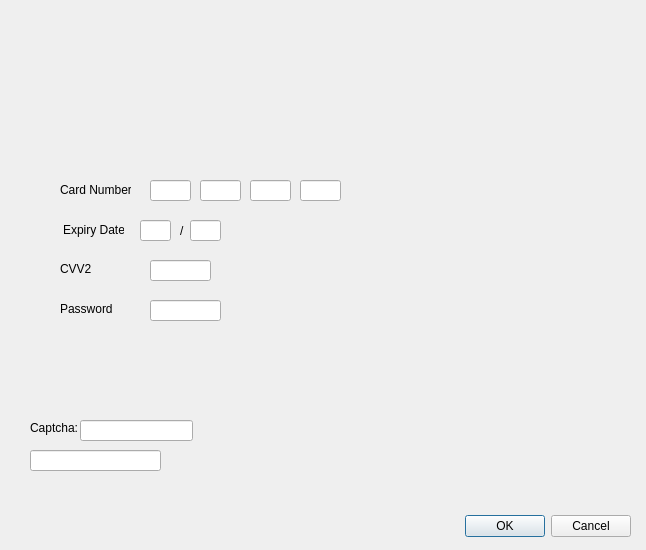
Before: the Qt Designer form AP/payment_gateway.ui in AP-projects-4001/Guys, drawn with Qt 5.
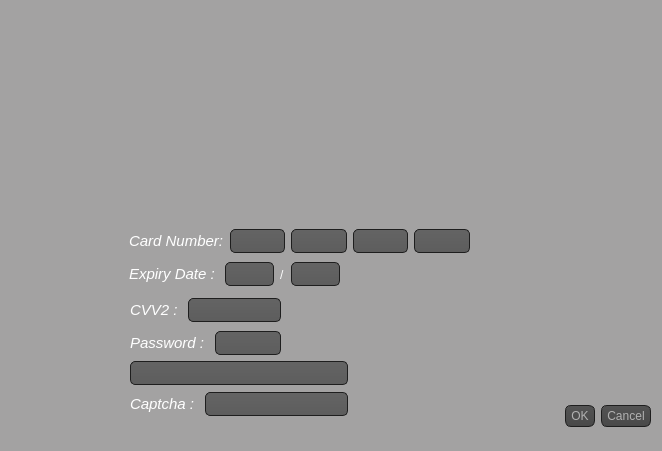
After: the same form once the commit is applied.

Diff of the .ui file:
```diff
--- a/AP/payment_gateway.ui
+++ b/AP/payment_gateway.ui
@@ -6,18 +6,81 @@
    <rect>
     <x>0</x>
     <y>0</y>
-    <width>646</width>
-    <height>550</height>
+    <width>662</width>
+    <height>451</height>
    </rect>
   </property>
   <property name="windowTitle">
    <string>Dialog</string>
   </property>
+  <property name="styleSheet">
+   <string notr="true">QDialog
+{
+background-color: #a3a2a2;
+}
+QPushButton:hover
+{
+    background-color: QLinearGradient( x1: 0, y1: 0, x2: 0, y2: 1, stop: 0 #565656, stop: 0.1 #525252, stop: 0.5 #4e4e4e, stop: 0.9 #4a4a4a, stop: 1 #464646);
+	border: 2px solid QLinearGradient( x1: 0, y1: 0, x2: 0, y2: 1, stop: 0 #10082e, stop: 1 #10082e);
+}
+QPushButton
+{
+    color: #b1b1b1;
+    background-color: QLinearGradient( x1: 0, y1: 0, x2: 0, y2: 1, stop: 0 #565656, stop: 0.1 #525252, stop: 0.5 #4e4e4e, stop: 0.9 #4a4a4a, stop: 1 #464646);
+    border-width: 1px;
+    border-color: #1e1e1e;
+    border-style: solid;
+    border-radius: 6;
+    padding: 3px;
+    font-size: 12px;
+    padding-left: 5px;
+    padding-right: 5px;
+}
+QPushButton:pressed
+{
+    background-color: QLinearGradient( x1: 0, y1: 0, x2: 0, y2: 1, stop: 0 #2d2d2d, stop: 0.1 #2b2b2b, stop: 0.5 #292929, stop: 0.9 #282828, stop: 1 #252525);
+}
+
+QLineEdit
+{
+    background-color: QLinearGradient( x1: 0, y1: 0, x2: 0, y2: 1, stop: 0 #000000, stop: 0 #646464, stop: 1 #5d5d5d);
+    padding: 1px;
+    border-style: solid;
+    border: 1px solid #1e1e1e;
+    border-radius: 5;
+}
+QRadioButton
+{
+    color: #ffffff;
+}
+QLabel
+{
+    color: #ffffff;
+}
+QRadioButton::indicator:checked, QRadioButton::indicator:unchecked{
+    color: #b1b1b1;
+    background-color: #323232;
+    border: 1px solid #b1b1b1;
+    border-radius: 6px;
+}
+
+QRadioButton::indicator:checked
+{
+    background-color: qradialgradient(
+        cx: 0.5, cy: 0.5,
+        fx: 0.5, fy: 0.5,
+        radius: 1.0,
+        stop: 0.25 #969696,
+        stop: 0.3 #323232
+    );
+}
+</string>
+  </property>
   <widget class="QDialogButtonBox" name="buttonBox">
    <property name="geometry">
     <rect>
-     <x>20</x>
-     <y>510</y>
+     <x>40</x>
+     <y>400</y>
      <width>611</width>
      <height>32</height>
     </rect>
@@ -32,196 +95,266 @@
   <widget class="QLabel" name="Bank_label">
    <property name="geometry">
     <rect>
-     <x>60</x>
-     <y>40</y>
-     <width>451</width>
-     <height>121</height>
+     <x>100</x>
+     <y>30</y>
+     <width>491</width>
+     <height>181</height>
     </rect>
    </property>
    <property name="text">
     <string/>
    </property>
   </widget>
-  <widget class="QLabel" name="label_2">
+  <widget class="QWidget" name="">
    <property name="geometry">
     <rect>
-     <x>60</x>
-     <y>180</y>
-     <width>71</width>
-     <height>20</height>
+     <x>129</x>
+     <y>226</y>
+     <width>341</width>
+     <height>31</height>
     </rect>
    </property>
-   <property name="text">
-    <string>Card Number :</string>
-   </property>
+   <layout class="QHBoxLayout" name="horizontalLayout">
+    <item>
+     <widget class="QLabel" name="label_2">
+      <property name="font">
+       <font>
+        <family>Tahoma</family>
+        <pointsize>11</pointsize>
+       </font>
+      </property>
+      <property name="text">
+       <string>&lt;html&gt;&lt;head/&gt;&lt;body&gt;&lt;p&gt;&lt;span style=&quot; font-style:italic;&quot;&gt;Card Number:&lt;/span&gt;&lt;/p&gt;&lt;/body&gt;&lt;/html&gt;</string>
+      </property>
+     </widget>
+    </item>
+    <item>
+     <widget class="QLineEdit" name="lineEdit_first4">
+      <property name="font">
+       <font>
+        <family>Tahoma</family>
+        <pointsize>11</pointsize>
+       </font>
+      </property>
+     </widget>
+    </item>
+    <item>
+     <widget class="QLineEdit" name="lineEdit_second4">
+      <property name="font">
+       <font>
+        <family>Tahoma</family>
+        <pointsize>11</pointsize>
+       </font>
+      </property>
+     </widget>
+    </item>
+    <item>
+     <widget class="QLineEdit" name="lineEdit_third4">
+      <property name="font">
+       <font>
+        <family>Tahoma</family>
+        <pointsize>11</pointsize>
+       </font>
+      </property>
+     </widget>
+    </item>
+    <item>
+     <widget class="QLineEdit" name="lineEdit_fourth4">
+      <property name="font">
+       <font>
+        <family>Tahoma</family>
+        <pointsize>11</pointsize>
+       </font>
+      </property>
+     </widget>
+    </item>
+   </layout>
   </widget>
-  <widget class="QLabel" name="label_3">
+  <widget class="QWidget" name="">
    <property name="geometry">
     <rect>
-     <x>63</x>
-     <y>220</y>
-     <width>61</width>
-     <height>20</height>
+     <x>129</x>
+     <y>259</y>
+     <width>211</width>
+     <height>31</height>
     </rect>
    </property>
-   <property name="text">
-    <string>Expiry Date :</string>
-   </property>
+   <layout class="QHBoxLayout" name="horizontalLayout_2">
+    <item>
+     <widget class="QLabel" name="label_3">
+      <property name="font">
+       <font>
+        <family>Tahoma</family>
+        <pointsize>11</pointsize>
+       </font>
+      </property>
+      <property name="text">
+       <string>&lt;html&gt;&lt;head/&gt;&lt;body&gt;&lt;p&gt;&lt;span style=&quot; font-style:italic;&quot;&gt;Expiry Date  :  &lt;/span&gt;&lt;/p&gt;&lt;/body&gt;&lt;/html&gt;</string>
+      </property>
+     </widget>
+    </item>
+    <item>
+     <widget class="QLineEdit" name="lineEdit_year">
+      <property name="font">
+       <font>
+        <family>Tahoma</family>
+        <pointsize>11</pointsize>
+       </font>
+      </property>
+     </widget>
+    </item>
+    <item>
+     <widget class="QLabel" name="label_7">
+      <property name="text">
+       <string>/</string>
+      </property>
+     </widget>
+    </item>
+    <item>
+     <widget class="QLineEdit" name="lineEdit_month">
+      <property name="font">
+       <font>
+        <family>Tahoma</family>
+        <pointsize>11</pointsize>
+       </font>
+      </property>
+     </widget>
+    </item>
+   </layout>
   </widget>
-  <widget class="QLabel" name="label_4">
+  <widget class="QWidget" name="">
    <property name="geometry">
     <rect>
-     <x>60</x>
-     <y>260</y>
-     <width>54</width>
-     <height>18</height>
+     <x>130</x>
+     <y>295</y>
+     <width>151</width>
+     <height>31</height>
     </rect>
    </property>
-   <property name="text">
-    <string>CVV2</string>
-   </property>
+   <layout class="QHBoxLayout" name="horizontalLayout_3">
+    <item>
+     <widget class="QLabel" name="label_4">
+      <property name="font">
+       <font>
+        <family>Tahoma</family>
+        <pointsize>11</pointsize>
+       </font>
+      </property>
+      <property name="text">
+       <string>&lt;html&gt;&lt;head/&gt;&lt;body&gt;&lt;p&gt;&lt;span style=&quot; font-style:italic;&quot;&gt;CVV2 :           &lt;/span&gt;&lt;/p&gt;&lt;/body&gt;&lt;/html&gt;</string>
+      </property>
+     </widget>
+    </item>
+    <item>
+     <widget class="QLineEdit" name="lineEdit_cvv2">
+      <property name="font">
+       <font>
+        <family>Tahoma</family>
+        <pointsize>11</pointsize>
+       </font>
+      </property>
+      <property name="echoMode">
+       <enum>QLineEdit::Password</enum>
+      </property>
+     </widget>
+    </item>
+   </layout>
   </widget>
-  <widget class="QLabel" name="label_5">
+  <widget class="QWidget" name="">
    <property name="geometry">
     <rect>
-     <x>60</x>
-     <y>300</y>
-     <width>54</width>
-     <height>18</height>
+     <x>130</x>
+     <y>330</y>
+     <width>151</width>
+     <height>27</height>
     </rect>
    </property>
-   <property name="text">
-    <string>Password</string>
-   </property>
+   <layout class="QHBoxLayout" name="horizontalLayout_4">
+    <item>
+     <widget class="QLabel" name="label_5">
+      <property name="font">
+       <font>
+        <family>Tahoma</family>
+        <pointsize>11</pointsize>
+       </font>
+      </property>
+      <property name="text">
+       <string>&lt;html&gt;&lt;head/&gt;&lt;body&gt;&lt;p&gt;&lt;span style=&quot; font-style:italic;&quot;&gt;Password :     &lt;/span&gt;&lt;/p&gt;&lt;/body&gt;&lt;/html&gt;</string>
+      </property>
+     </widget>
+    </item>
+    <item>
+     <widget class="QLineEdit" name="lineEdit_password">
+      <property name="font">
+       <font>
+        <family>Tahoma</family>
+        <pointsize>11</pointsize>
+       </font>
+      </property>
+      <property name="echoMode">
+       <enum>QLineEdit::Password</enum>
+      </property>
+     </widget>
+    </item>
+   </layout>
   </widget>
-  <widget class="QLabel" name="label_6">
+  <widget class="QWidget" name="">
    <property name="geometry">
     <rect>
-     <x>30</x>
-     <y>420</y>
-     <width>51</width>
-     <height>16</height>
+     <x>130</x>
+     <y>360</y>
+     <width>218</width>
+     <height>58</height>
     </rect>
    </property>
-   <property name="text">
-    <string>Captcha:</string>
-   </property>
-  </widget>
-  <widget class="QLineEdit" name="lineEdit_first4">
-   <property name="geometry">
-    <rect>
-     <x>150</x>
-     <y>180</y>
-     <width>41</width>
-     <height>21</height>
-    </rect>
-   </property>
-  </widget>
-  <widget class="QLineEdit" name="lineEdit_second4">
-   <property name="geometry">
-    <rect>
-     <x>200</x>
-     <y>180</y>
-     <width>41</width>
-     <height>21</height>
-    </rect>
-   </property>
-  </widget>
-  <widget class="QLineEdit" name="lineEdit_third4">
-   <property name="geometry">
-    <rect>
-     <x>250</x>
-     <y>180</y>
-     <width>41</width>
-     <height>21</height>
-    </rect>
-   </property>
-  </widget>
-  <widget class="QLineEdit" name="lineEdit_fourth4">
-   <property name="geometry">
-    <rect>
-     <x>300</x>
-     <y>180</y>
-     <width>41</width>
-     <height>21</height>
-    </rect>
-   </property>
-  </widget>
-  <widget class="QLineEdit" name="lineEdit_year">
-   <property name="geometry">
-    <rect>
-     <x>140</x>
-     <y>220</y>
-     <width>31</width>
-     <height>21</height>
-    </rect>
-   </property>
-  </widget>
-  <widget class="QLabel" name="label_7">
-   <property name="geometry">
-    <rect>
-     <x>180</x>
-     <y>220</y>
-     <width>16</width>
-     <height>21</height>
-    </rect>
-   </property>
-   <property name="text">
-    <string>/</string>
-   </property>
-  </widget>
-  <widget class="QLineEdit" name="lineEdit_month">
-   <property name="geometry">
-    <rect>
-     <x>190</x>
-     <y>220</y>
-     <width>31</width>
-     <height>21</height>
-    </rect>
-   </property>
-  </widget>
-  <widget class="QLineEdit" name="lineEdit_cvv2">
-   <property name="geometry">
-    <rect>
-     <x>150</x>
-     <y>260</y>
-     <width>61</width>
-     <height>21</height>
-    </rect>
-   </property>
-  </widget>
-  <widget class="QLineEdit" name="lineEdit_password">
-   <property name="geometry">
-    <rect>
-     <x>150</x>
-     <y>300</y>
-     <width>71</width>
-     <height>21</height>
-    </rect>
-   </property>
-  </widget>
-  <widget class="QLineEdit" name="lineEdit_check">
-   <property name="geometry">
-    <rect>
-     <x>80</x>
-     <y>420</y>
-     <width>113</width>
-     <height>21</height>
-    </rect>
-   </property>
-  </widget>
-  <widget class="QLineEdit" name="lineEdit_captcha">
-   <property name="geometry">
-    <rect>
-     <x>30</x>
-     <y>450</y>
-     <width>131</width>
-     <height>21</height>
-    </rect>
-   </property>
-   <property name="readOnly">
-    <bool>true</bool>
-   </property>
+   <layout class="QVBoxLayout" name="verticalLayout">
+    <item>
+     <widget class="QLineEdit" name="lineEdit_captcha">
+      <property name="font">
+       <font>
+        <family>Tahoma</family>
+        <pointsize>11</pointsize>
+       </font>
+      </property>
+      <property name="focusPolicy">
+       <enum>Qt::WheelFocus</enum>
+      </property>
+      <property name="text">
+       <string/>
+      </property>
+      <property name="readOnly">
+       <bool>true</bool>
+      </property>
+     </widget>
+    </item>
+    <item>
+     <layout class="QHBoxLayout" name="horizontalLayout_5">
+      <item>
+       <widget class="QLabel" name="label_6">
+        <property name="font">
+         <font>
+          <family>Tahoma</family>
+          <pointsize>11</pointsize>
+         </font>
+        </property>
+        <property name="text">
+         <string>&lt;html&gt;&lt;head/&gt;&lt;body&gt;&lt;p&gt;&lt;span style=&quot; font-style:italic;&quot;&gt;Captcha : &lt;/span&gt;&lt;/p&gt;&lt;/body&gt;&lt;/html&gt;</string>
+        </property>
+       </widget>
+      </item>
+      <item>
+       <widget class="QLineEdit" name="lineEdit_check">
+        <property name="font">
+         <font>
+          <family>Tahoma</family>
+          <pointsize>11</pointsize>
+         </font>
+        </property>
+       </widget>
+      </item>
+     </layout>
+    </item>
+   </layout>
   </widget>
  </widget>
  <resources/>
```
